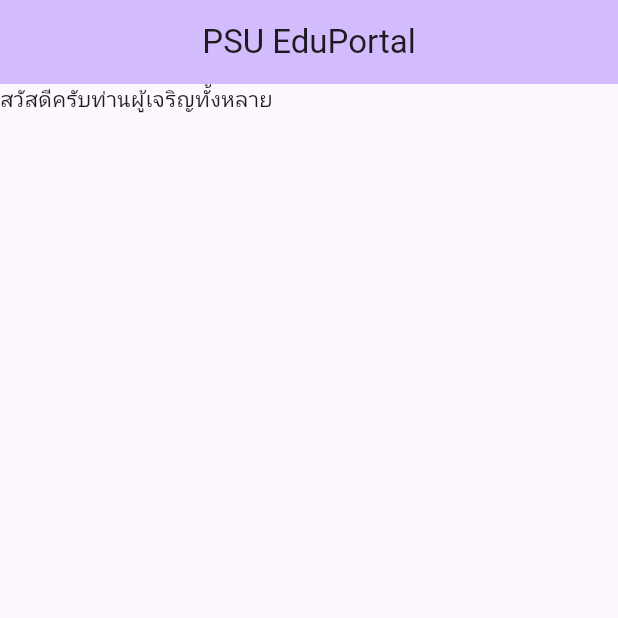
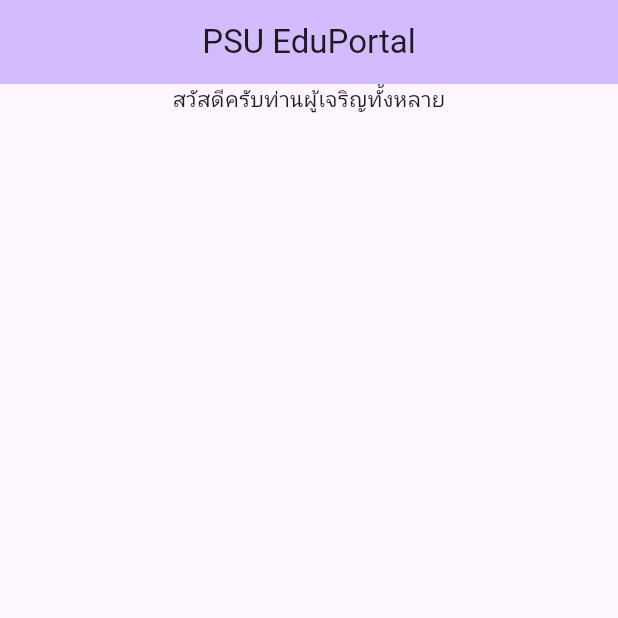
Before and after one commit to InFiNiTeKJ123/PSU-EduPortal, a Flutter app: the screen it shows after launch, on a phone screen of 412 x 824 dp, the top half of it. Run offline on Flutter 3.47's test engine with Material 3 defaults, Android fonts, the phone set to English and light mode, and no system bars.

Commit message:
edit pages

```diff
--- a/lib/pages/activity.dart
+++ b/lib/pages/activity.dart
@@ -5,6 +5,8 @@
 
   @override
   Widget build(BuildContext context) {
-    return const Placeholder();
+    return const Center(
+      child: Column(children: [Text("Activity Pages", style: TextStyle(fontSize: 50))],),
+    );
   }
 }
--- a/lib/pages/home.dart
+++ b/lib/pages/home.dart
@@ -16,10 +16,12 @@
         title: const Text("PSU EduPortal",),
         centerTitle: true,
       ),
-      body: const Column(
-        children: [
-          Text("สวัสดีครับท่านผู้เจริญทั้งหลาย")
-        ],
+      body: const Center(
+        child: Column(
+          children: [
+            Text("สวัสดีครับท่านผู้เจริญทั้งหลาย")
+          ],
+        ),
       ),
 //      bottomNavigationBar: Container(backgroundColor: Theme.of(context).colorScheme.inversePrimary),
     );
--- a/lib/pages/profile.dart
+++ b/lib/pages/profile.dart
@@ -5,6 +5,8 @@
 
   @override
   Widget build(BuildContext context) {
-    return const Placeholder();
+    return const Center(
+      child: Column(children: [Text("Profile Pages", style: TextStyle(fontSize: 50),)],),
+    );
   }
 }
--- a/lib/pages/setting.dart
+++ b/lib/pages/setting.dart
@@ -5,6 +5,8 @@
 
   @override
   Widget build(BuildContext context) {
-    return const Placeholder();
+    return const Center(
+      child: Column(children: [Text("Setting Pages", style: TextStyle(fontSize: 50),)],),
+    );
   }
 }
--- a/lib/pages/time-table.dart
+++ b/lib/pages/time-table.dart
@@ -5,6 +5,8 @@
 
   @override
   Widget build(BuildContext context) {
-    return const Placeholder();
+    return const Center(
+      child: Column(children: [Text("Table Pages", style: TextStyle(fontSize: 50),)],),
+    );
   }
 }
```
